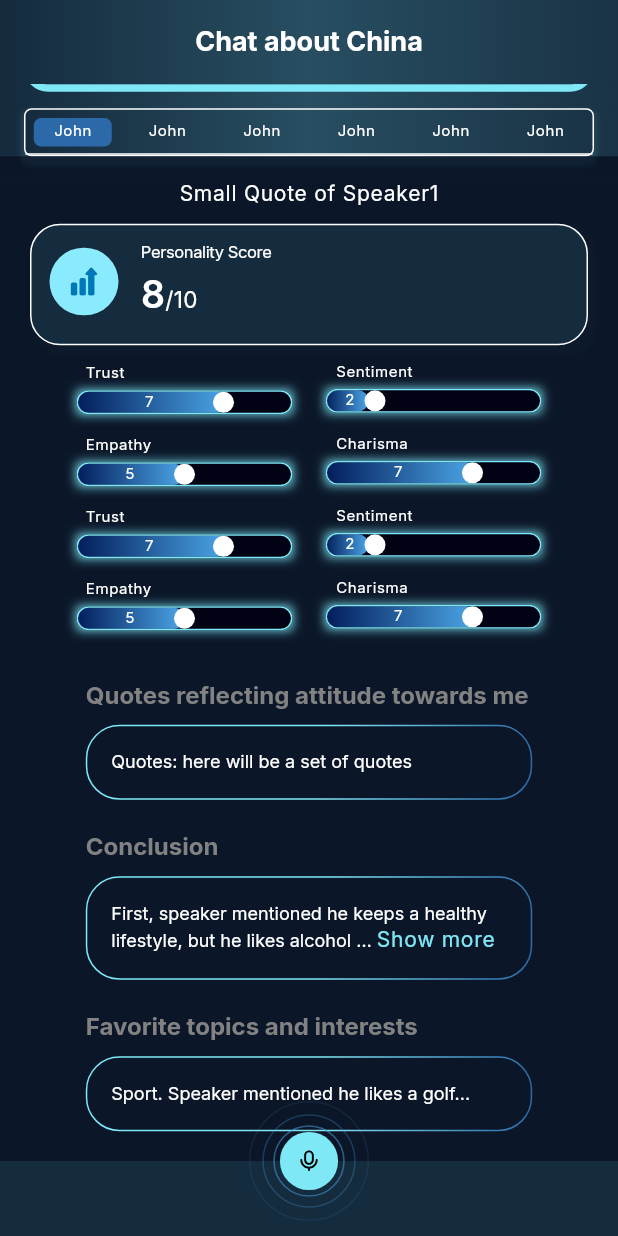
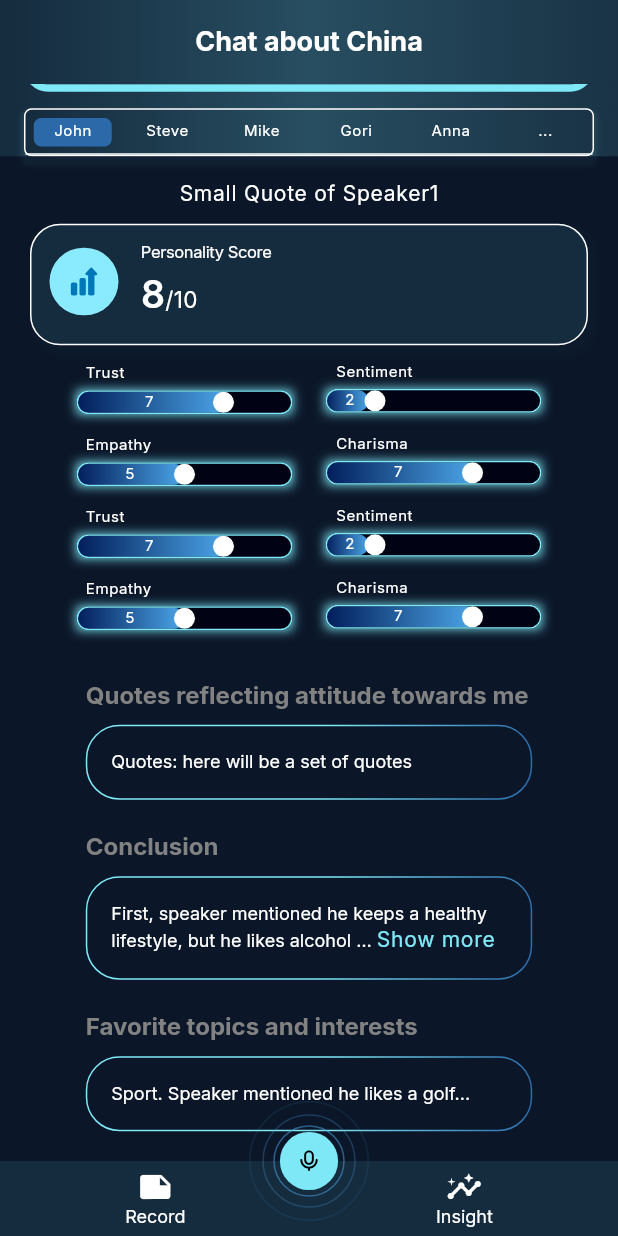
Before and after one commit to brb-dev/Personify, a Flutter app: the IndRecordScreen screen opened by its route, scrolled down 307 dp, on a phone screen of 412 x 824 dp. Run offline on Flutter 3.47's test engine with Material 3 defaults, Android fonts, the phone set to English and light mode, and no system bars; drawn by our look-alikes of readmore; our stand-ins replace auto_route, cached_network_image, dartz, firebase_auth, firebase_core, flutter_bloc and 7 more; missing offline and left inert: audio_waveforms; accounts and stored records are empty; network calls fail; project files that could hold a hidden picture were left out.

```diff
--- a/lib/presentation/core/app_asset.dart
+++ b/lib/presentation/core/app_asset.dart
@@ -2,6 +2,8 @@ abstract class AppAssets {
   static const String _svgBasePath = 'assets/svg/';
   static const String _imagesBasePath = 'assets/images/';
   static const String googleIcon = '${_svgBasePath}google_icon.svg';
+  static const String recordIcon = '${_svgBasePath}record_icon.svg';
+  static const String insightIcon = '${_svgBasePath}insight_icon.svg';
   static const String appleIcon = '${_svgBasePath}apple_logo.svg';
   static const String personifyLogo = '${_svgBasePath}personify_logo.svg';
   static const String playIcon = '${_svgBasePath}play_icon.svg';
--- a/lib/presentation/core/constants.dart
+++ b/lib/presentation/core/constants.dart
@@ -22,4 +22,11 @@ abstract class Constants {
         Theme.of(context).primaryColor,
         Theme.of(context).colorScheme.inversePrimary,
       ];
+
+  static LinearGradient gradient({required BuildContext context}) =>
+      LinearGradient(
+        begin: const Alignment(0.07, 0.08),
+        end: const Alignment(1, 0.81),
+        colors: Constants.linearGradientColorSet4(context: context),
+      );
 }
--- a/lib/presentation/core/theme/app_theme.dart
+++ b/lib/presentation/core/theme/app_theme.dart
@@ -42,6 +42,7 @@ ColorScheme _colorScheme() {
     outline: AppColor.linearGradient2,
     secondary: AppColor.lightBlue,
     onInverseSurface: AppColor.transparentColor,
+    background: AppColor.lightGrey,
   );
 }
 
--- a/lib/presentation/home/ind_record_screen.dart
+++ b/lib/presentation/home/ind_record_screen.dart
@@ -1,8 +1,12 @@
+import 'package:audio_waveforms/audio_waveforms.dart';
 import 'package:auto_route/auto_route.dart';
 import 'package:flutter/material.dart';
-import 'package:personify/presentation/core/theme/app_color.dart';
+import 'package:flutter_bloc/flutter_bloc.dart';
 import 'package:readmore/readmore.dart';
+import 'package:top_snackbar_flutter/custom_snack_bar.dart';
+import 'package:top_snackbar_flutter/top_snack_bar.dart';
 
+import '../../application/core/player/player_bloc.dart' as player;
 import '../core/app_asset.dart';
 import '../core/constants.dart';
 import '../core/widgets/buttons/custom_icon_button.dart';
@@ -15,6 +19,7 @@ part 'widgets/ind_tab_section.dart';
 part 'widgets/personality_score.dart';
 part 'widgets/emotion_indicator.dart';
 part 'widgets/highlight_section.dart';
+part 'widgets/play_audio.dart';
 
 @RoutePage()
 class IndRecordScreen extends StatelessWidget {
@@ -127,8 +132,54 @@ class IndRecordScreen extends StatelessWidget {
       floatingActionButtonLocation: FloatingActionButtonLocation.centerDocked,
       bottomNavigationBar: Container(
         height: 50.0,
+        padding: const EdgeInsets.only(
+          top: 5,
+          bottom: 5,
+        ),
         color: Theme.of(context).colorScheme.scrim,
+        child: Align(
+          alignment: Alignment.center,
+          child: Row(
+            mainAxisAlignment: MainAxisAlignment.spaceAround,
+            crossAxisAlignment: CrossAxisAlignment.center,
+            children: [
+              GestureDetector(
+                onTap: () => _onTappingBottomNav(context: context),
+                child: Column(
+                  children: [
+                    const Icon(Icons.note),
+                    Text(
+                      'Record',
+                      style: Theme.of(context).textTheme.headlineSmall,
+                    ),
+                  ],
+                ),
+              ),
+              GestureDetector(
+                onTap: () => _onTappingBottomNav(context: context),
+                child: Column(
+                  children: [
+                    const Icon(Icons.insights),
+                    Text(
+                      'Insight',
+                      style: Theme.of(context).textTheme.headlineSmall,
+                    ),
+                  ],
+                ),
+              )
+            ],
+          ),
+        ),
       ),
     );
   }
+
+  void _onTappingBottomNav({required BuildContext context}) => showTopSnackBar(
+        Overlay.of(context),
+        CustomSnackBar.info(
+          backgroundColor: Theme.of(context).colorScheme.scrim,
+          message: 'It is not Implemented.',
+          textStyle: Theme.of(context).textTheme.headlineLarge!,
+        ),
+      );
 }
--- a/lib/presentation/home/widgets/tab_bar_section.dart
+++ b/lib/presentation/home/widgets/tab_bar_section.dart
@@ -64,9 +64,9 @@ class _TabBarSection extends StatelessWidget {
             indicatorSize: TabBarIndicatorSize.tab,
             tabs: _speakerNames
                 .map(
-                  (e) => const Tab(
+                  (e) => Tab(
                     child: Text(
-                      "John",
+                      e,
                     ),
                   ),
                 )
--- a/lib/presentation/home/widgets/transcript_section.dart
+++ b/lib/presentation/home/widgets/transcript_section.dart
@@ -15,40 +15,7 @@ class _TranscriptSection extends StatelessWidget {
       child: Column(
         mainAxisSize: MainAxisSize.max,
         children: [
-          OutlineGradientButton(
-            padding: const EdgeInsets.only(
-              left: 1,
-              top: 1,
-              right: 1,
-              bottom: 1,
-            ),
-            strokeWidth: 1,
-            gradient: _gradient(context: context),
-            corners: _corners,
-            child: Container(
-              height: 44,
-              width: double.maxFinite,
-              decoration: BoxDecoration(
-                color: Theme.of(context).primaryColor,
-                borderRadius: BorderRadius.circular(
-                  22,
-                ),
-                boxShadow: _buttonShadow(context: context),
-              ),
-              child: Row(
-                mainAxisAlignment: MainAxisAlignment.start,
-                children: [
-                  CustomImageView(
-                    imagePath: AppAssets.playImage,
-                  ),
-                  CustomImageView(
-                    imagePath: AppAssets.soundWaveImage,
-                    fit: BoxFit.fitWidth,
-                  ),
-                ],
-              ),
-            ),
-          ),
+          _PlayAudioView(),
           const SizedBox(
             height: 10,
           ),
@@ -137,19 +104,6 @@ class _TranscriptSection extends StatelessWidget {
     );
   }
 
-  Corners get _corners => const Corners(
-        topLeft: Radius.circular(22),
-        topRight: Radius.circular(22),
-        bottomLeft: Radius.circular(22),
-        bottomRight: Radius.circular(22),
-      );
-
-  LinearGradient _gradient({required BuildContext context}) => LinearGradient(
-        begin: const Alignment(0.07, 0.08),
-        end: const Alignment(1, 0.81),
-        colors: Constants.linearGradientColorSet4(context: context),
-      );
-
   List<BoxShadow> _boxShadow({required BuildContext context}) => [
         BoxShadow(
           color: Theme.of(context).colorScheme.inversePrimary,
@@ -166,16 +120,4 @@ class _TranscriptSection extends StatelessWidget {
           ),
         ),
       ];
-
-  List<BoxShadow> _buttonShadow({required BuildContext context}) => [
-        BoxShadow(
-          color: Theme.of(context).colorScheme.inversePrimary,
-          spreadRadius: 3,
-          blurRadius: 3,
-          offset: const Offset(
-            0,
-            0,
-          ),
-        ),
-      ];
 }
--- a/pubspec.yaml
+++ b/pubspec.yaml
@@ -50,6 +50,8 @@ dependencies:
   top_snackbar_flutter: ^3.1.0
   readmore: ^3.0.0
   google_fonts: ^6.2.1
+  audio_waveforms: ^1.0.5
+  path_provider: ^2.1.2
 
 dev_dependencies:
   flutter_test:
@@ -81,6 +83,7 @@ flutter:
   assets:
     - assets/svg/
     - assets/images/
+    - assets/audio/audio.mp3
 
   # An image asset can refer to one or more resolution-specific "variants", see
   # https://flutter.dev/assets-and-images/#resolution-aware
```
Also changed, not shown: lib/application/core/player/player_bloc.dart (added, +41 -0 lines), lib/application/core/player/player_event.dart (added, +9 -0 lines), lib/application/core/player/player_state.dart (added, +18 -0 lines), lib/presentation/home/widgets/play_audio.dart (added, +156 -0 lines), assets/svg/insight_icon.svg (added), assets/svg/record_icon.svg (added), lib/application/core/player/player_bloc.freezed.dart (added), pubspec.lock, 3 other files.
